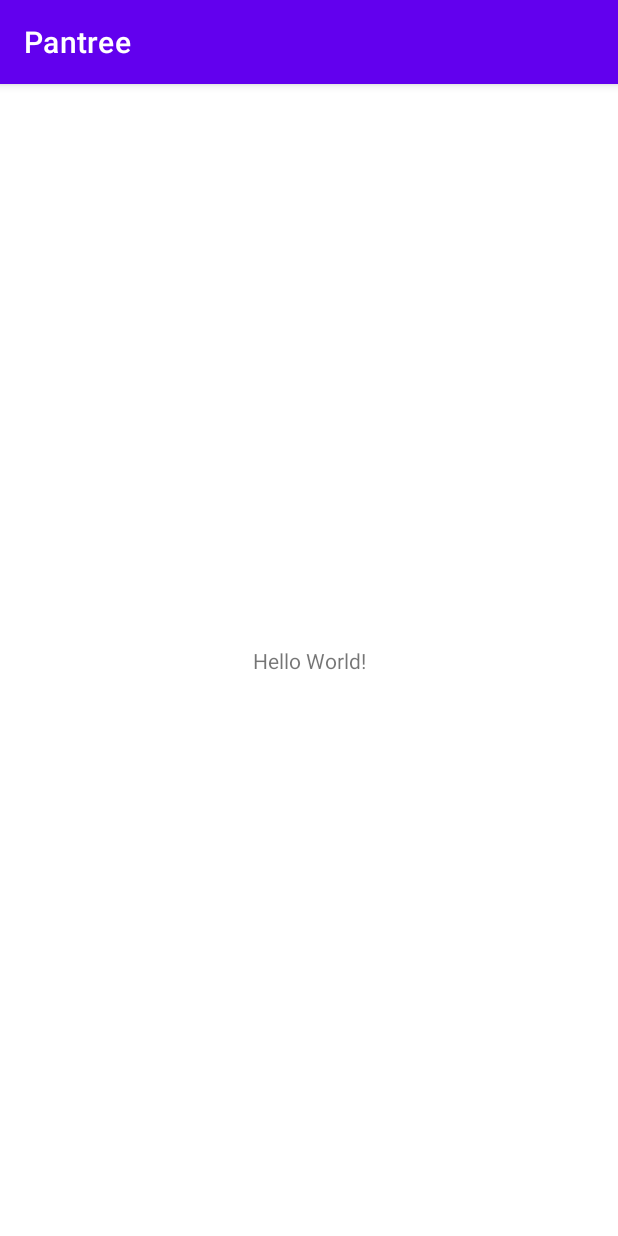
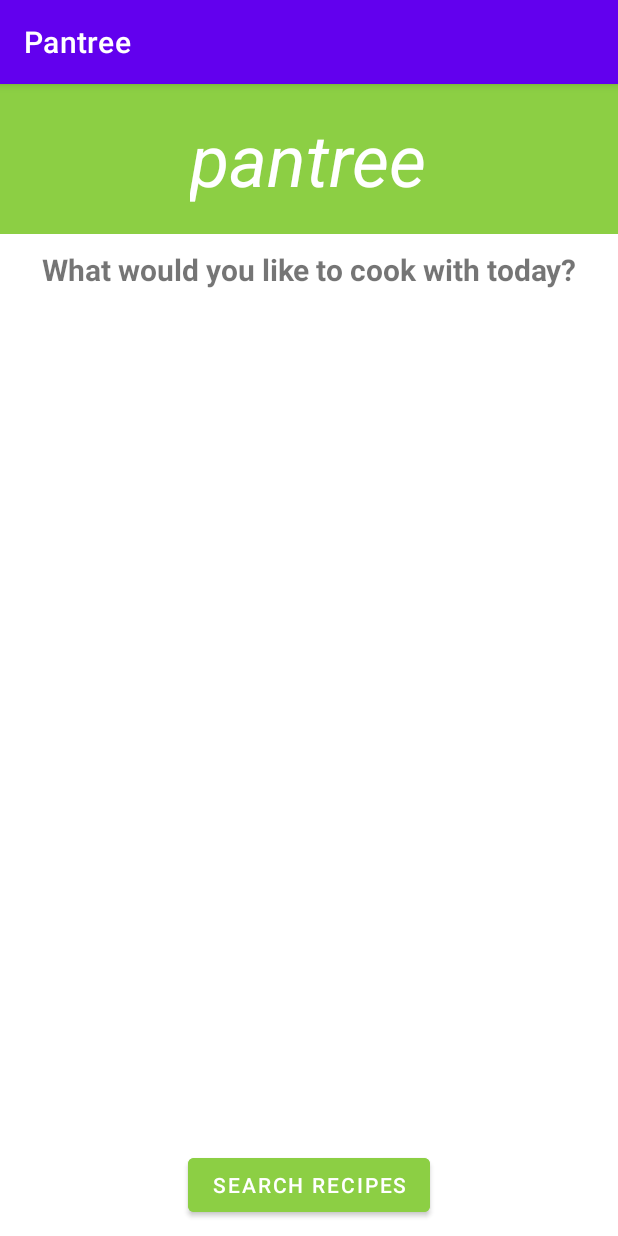
Before and after one commit to dscrogg399/MADFinal, an Android app: the screen it shows after launch (MainActivity before the commit, IngredientInputActivity after it), on a phone screen of 412 x 824 dp. Run offline under Robolectric (Android 15) with nearby library versions, the phone set to English and light mode, and no system bars.

Commit message:
added the ingredient input screen (rudimentary)
Added the ingredient input screen, with a rudimentary recycler view that will later be populated with text fields

```diff
--- a/app/src/main/AndroidManifest.xml
+++ b/app/src/main/AndroidManifest.xml
@@ -10,7 +10,7 @@
         android:supportsRtl="true"
         android:theme="@style/Theme.Pantree">
         <activity
-            android:name=".MainActivity"
+            android:name=".IngredientInputActivity"
             android:exported="true">
             <intent-filter>
                 <action android:name="android.intent.action.MAIN" />
--- a/app/src/main/java/cs/mad/pantree/MainActivity.kt
+++ b/app/src/main/java/cs/mad/pantree/IngredientInputActivity.kt
@@ -3,10 +3,10 @@ package cs.mad.pantree
 import androidx.appcompat.app.AppCompatActivity
 import android.os.Bundle
 
-class MainActivity : AppCompatActivity() {
+class IngredientInputActivity : AppCompatActivity() {
     override fun onCreate(savedInstanceState: Bundle?) {
         super.onCreate(savedInstanceState)
         //fdsfsadfdsafsads
-        setContentView(R.layout.activity_main)
+        setContentView(R.layout.activity_ingredient_input)
     }
 }
--- /dev/null
+++ b/app/src/main/res/layout/activity_ingredient_input.xml
@@ -0,0 +1,62 @@
+<?xml version="1.0" encoding="utf-8"?>
+<androidx.constraintlayout.widget.ConstraintLayout xmlns:android="http://schemas.android.com/apk/res/android"
+    xmlns:app="http://schemas.android.com/apk/res-auto"
+    xmlns:tools="http://schemas.android.com/tools"
+    android:layout_width="match_parent"
+    android:layout_height="match_parent"
+    tools:context=".IngredientInputActivity">
+
+    <androidx.constraintlayout.widget.ConstraintLayout
+        android:layout_width="match_parent"
+        android:layout_height="match_parent">
+        <FrameLayout
+            android:id="@+id/top_frame"
+            android:layout_width="match_parent"
+            android:layout_height="100dp"
+            android:background="#8ccf44"
+            app:layout_constraintTop_toTopOf="parent">
+            <TextView
+                android:layout_width="wrap_content"
+                android:layout_height="wrap_content"
+                android:text="pantree"
+                android:textStyle="italic"
+                android:textSize="48sp"
+                android:textColor="@color/white"
+                android:layout_gravity="center"/>
+        </FrameLayout>
+
+        <TextView
+            android:layout_width="wrap_content"
+            android:layout_height="wrap_content"
+            android:id="@+id/prompt"
+            android:text="What would you like to cook with today?"
+            android:textSize="20sp"
+            android:textStyle="bold"
+            app:layout_constraintTop_toBottomOf="@+id/top_frame"
+            app:layout_constraintStart_toStartOf="parent"
+            app:layout_constraintEnd_toEndOf="parent"
+            android:padding="10dp"/>
+
+        <androidx.recyclerview.widget.RecyclerView
+            android:layout_width="match_parent"
+            android:layout_height="0dp"
+            android:id="@+id/ingredient_list"
+            app:layout_constraintTop_toBottomOf="@+id/prompt"
+            app:layoutManager="androidx.recyclerview.widget.LinearLayoutManager"/>
+
+        <Button
+            android:layout_width="wrap_content"
+            android:layout_height="wrap_content"
+            android:id="@+id/search_button"
+            android:backgroundTint="#8ccf44"
+            android:text="Search Recipes"
+            app:layout_constraintStart_toStartOf="parent"
+            app:layout_constraintEnd_toEndOf="parent"
+            app:layout_constraintBottom_toBottomOf="parent"
+            android:layout_marginBottom="10dp"/>
+
+    </androidx.constraintlayout.widget.ConstraintLayout>
+
+
+
+</androidx.constraintlayout.widget.ConstraintLayout>
--- a/app/src/main/res/layout/activity_main.xml
+++ /dev/null
@@ -1,18 +0,0 @@
-<?xml version="1.0" encoding="utf-8"?>
-<androidx.constraintlayout.widget.ConstraintLayout xmlns:android="http://schemas.android.com/apk/res/android"
-    xmlns:app="http://schemas.android.com/apk/res-auto"
-    xmlns:tools="http://schemas.android.com/tools"
-    android:layout_width="match_parent"
-    android:layout_height="match_parent"
-    tools:context=".MainActivity">
-
-    <TextView
-        android:layout_width="wrap_content"
-        android:layout_height="wrap_content"
-        android:text="Hello World!"
-        app:layout_constraintBottom_toBottomOf="parent"
-        app:layout_constraintLeft_toLeftOf="parent"
-        app:layout_constraintRight_toRightOf="parent"
-        app:layout_constraintTop_toTopOf="parent" />
-
-</androidx.constraintlayout.widget.ConstraintLayout>
```
